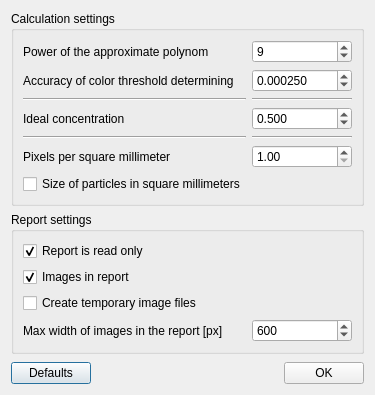
pa23/mixan, file sources/settingsdialog.ui: the form before one commit.
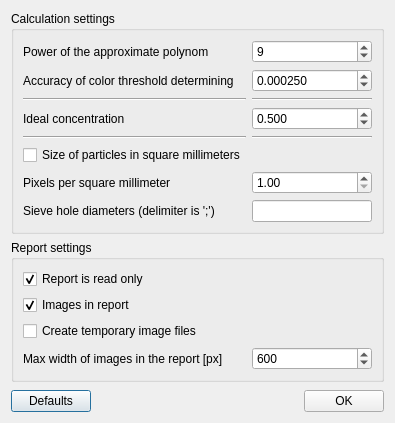
The form after the commit. Icons and pictures are not drawn.

Commit message: Calculation of particle remainders on sieves was added.

```diff
--- a/sources/settingsdialog.ui
+++ b/sources/settingsdialog.ui
@@ -9,8 +9,8 @@
    <rect>
     <x>0</x>
     <y>0</y>
-    <width>442</width>
-    <height>443</height>
+    <width>462</width>
+    <height>477</height>
    </rect>
   </property>
   <property name="windowTitle">
@@ -44,13 +44,13 @@
        <widget class="QDoubleSpinBox" name="doubleSpinBox_intersectAccur">
         <property name="minimumSize">
          <size>
-          <width>100</width>
+          <width>120</width>
           <height>0</height>
          </size>
         </property>
         <property name="maximumSize">
          <size>
-          <width>100</width>
+          <width>120</width>
           <height>16777215</height>
          </size>
         </property>
@@ -75,6 +75,13 @@
         </property>
        </widget>
       </item>
+      <item row="4" column="0">
+       <widget class="Line" name="line">
+        <property name="orientation">
+         <enum>Qt::Horizontal</enum>
+        </property>
+       </widget>
+      </item>
       <item row="4" column="1">
        <widget class="Line" name="line_2">
         <property name="orientation">
@@ -89,17 +96,17 @@
         </property>
        </widget>
       </item>
-      <item row="5" column="1">
-       <widget class="QDoubleSpinBox" name="doubleSpinBox_pxpermm">
+      <item row="6" column="1">
+       <widget class="QDoubleSpinBox" name="doubleSpinBox_pxpermm2">
         <property name="minimumSize">
          <size>
-          <width>100</width>
+          <width>120</width>
           <height>0</height>
          </size>
         </property>
         <property name="maximumSize">
          <size>
-          <width>100</width>
+          <width>120</width>
           <height>16777215</height>
          </size>
         </property>
@@ -121,13 +128,13 @@
        <widget class="QSpinBox" name="spinBox_polyPower">
         <property name="minimumSize">
          <size>
-          <width>100</width>
+          <width>120</width>
           <height>0</height>
          </size>
         </property>
         <property name="maximumSize">
          <size>
-          <width>100</width>
+          <width>120</width>
           <height>16777215</height>
          </size>
         </property>
@@ -146,13 +153,13 @@
        <widget class="QDoubleSpinBox" name="doubleSpinBox_idealConc">
         <property name="minimumSize">
          <size>
-          <width>100</width>
+          <width>120</width>
           <height>0</height>
          </size>
         </property>
         <property name="maximumSize">
          <size>
-          <width>100</width>
+          <width>120</width>
           <height>16777215</height>
          </size>
         </property>
@@ -170,7 +177,7 @@
         </property>
        </widget>
       </item>
-      <item row="5" column="0">
+      <item row="6" column="0">
        <widget class="QLabel" name="label_5">
         <property name="text">
          <string>Pixels per square millimeter</string>
@@ -191,20 +198,42 @@
         </property>
        </widget>
       </item>
-      <item row="4" column="0">
-       <widget class="Line" name="line">
-        <property name="orientation">
-         <enum>Qt::Horizontal</enum>
-        </property>
-       </widget>
-      </item>
-      <item row="6" column="0">
+      <item row="5" column="0">
        <widget class="QCheckBox" name="checkBox_sizeinmm">
         <property name="text">
          <string>Size of particles in square millimeters</string>
         </property>
        </widget>
       </item>
+      <item row="7" column="0">
+       <widget class="QLabel" name="label_6">
+        <property name="text">
+         <string>Sieve hole diameters (delimiter is ';')</string>
+        </property>
+       </widget>
+      </item>
+      <item row="7" column="1">
+       <widget class="QLineEdit" name="lineEdit_sieveHoleDiameters">
+        <property name="sizePolicy">
+         <sizepolicy hsizetype="Minimum" vsizetype="Fixed">
+          <horstretch>0</horstretch>
+          <verstretch>0</verstretch>
+         </sizepolicy>
+        </property>
+        <property name="minimumSize">
+         <size>
+          <width>120</width>
+          <height>0</height>
+         </size>
+        </property>
+        <property name="maximumSize">
+         <size>
+          <width>120</width>
+          <height>16777215</height>
+         </size>
+        </property>
+       </widget>
+      </item>
      </layout>
     </widget>
    </item>
@@ -235,13 +264,13 @@
        <widget class="QSpinBox" name="spinBox_imgWidth">
         <property name="minimumSize">
          <size>
-          <width>100</width>
+          <width>120</width>
           <height>0</height>
          </size>
         </property>
         <property name="maximumSize">
          <size>
-          <width>70</width>
+          <width>120</width>
           <height>16777215</height>
          </size>
         </property>
```
The commit also changes 11 other files.
